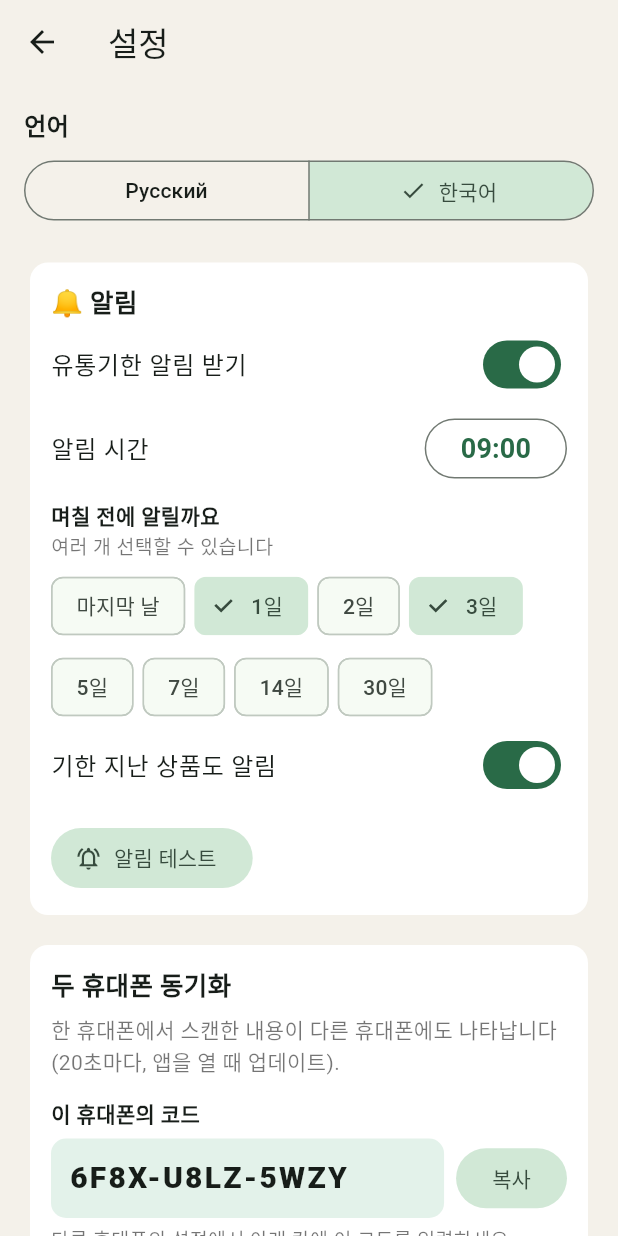
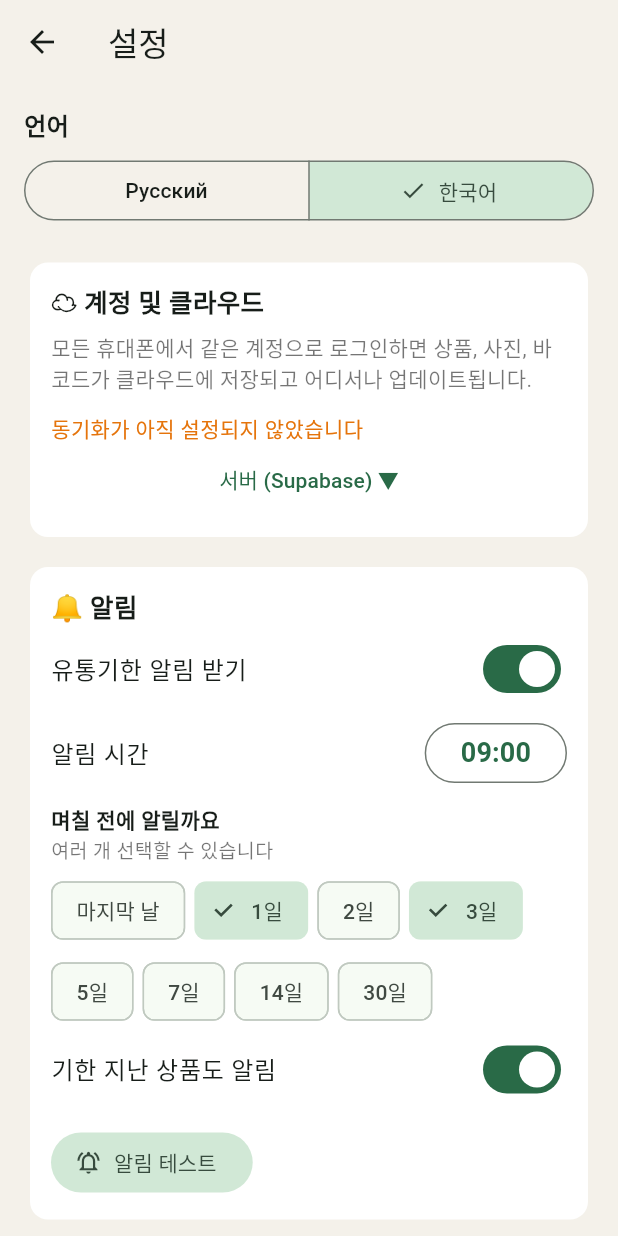
Before and after one commit to dl74284014-eng/srokomer, a Flutter app: the SettingsPage screen opened directly, after a tap on "한국어", on a phone screen of 412 x 824 dp. Run offline on Flutter 3.47's test engine with Material 3 defaults, Android fonts, the phone set to English and light mode, and no system bars; our stand-ins replace flutter_local_notifications, image_picker, share_plus, timezone; missing offline and left inert: excel, google_mlkit_text_recognition, mobile_scanner.

Commit message:
Аккаунты: регистрация и вход по почте, данные в облаке Supabase для всех телефонов
Co-Authored-By: Claude Opus 5.5 <noreply@anthropic.com>
Claude-Session: https://claude.ai/code/session_01HyoCSdhvTXgCMhVqQdiCeE

```diff
--- a/lib/l10n.dart
+++ b/lib/l10n.dart
@@ -170,6 +170,21 @@ const _ru = <String, String>{
   'gemini_help': '1) Откройте aistudio.google.com и войдите через Google.\n2) Get API key → Create API key.\n3) Скопируйте ключ (AIza…) сюда.\nБез ключа работает встроенное распознавание — оно менее точное.',
   'refining': 'Уточняю через Gemini… можно не ждать',
   'refined': '✓ Готово',
+  'acc_title': 'Аккаунт и облако',
+  'acc_text': 'Войдите в один аккаунт на всех телефонах — товары, фото и штрих-коды будут храниться в облаке и обновляться везде.',
+  'acc_email': 'Почта (e-mail)',
+  'acc_pass': 'Пароль (минимум 6 символов)',
+  'acc_login': 'Войти',
+  'acc_register': 'Регистрация',
+  'acc_forgot': 'Забыли пароль?',
+  'acc_reset_sent': 'Письмо для смены пароля отправлено на почту',
+  'acc_other_phones': 'На другом телефоне войдите в этот же аккаунт — данные появятся автоматически.',
+  'acc_logout': 'Выйти',
+  'acc_logout_q': 'Выйти из аккаунта?',
+  'acc_logout_sub': 'Товары останутся на этом телефоне, но перестанут обновляться с облаком.',
+  'auth_bad_input': 'Введите почту и пароль (минимум 6 символов)',
+  'auth_confirm': 'Подтвердите почту по ссылке из письма, затем нажмите «Войти»',
+  'acc_banner': 'Войдите в аккаунт, чтобы данные хранились в облаке и были на всех телефонах',
   'categories': 'Категории',
   'soon_title': 'Скоро заканчивается',
   'all_items': 'Все товары',
@@ -332,6 +347,21 @@ const _ko = <String, String>{
   'gemini_help': '1) aistudio.google.com 에서 Google 로그인\n2) Get API key → Create API key\n3) 키(AIza…)를 여기에 붙여넣기\n키가 없으면 기본 인식을 사용합니다 (정확도 낮음).',
   'refining': 'Gemini로 확인 중… 기다리지 않아도 됩니다',
   'refined': '✓ 완료',
+  'acc_title': '계정 및 클라우드',
+  'acc_text': '모든 휴대폰에서 같은 계정으로 로그인하면 상품, 사진, 바코드가 클라우드에 저장되고 어디서나 업데이트됩니다.',
+  'acc_email': '이메일',
+  'acc_pass': '비밀번호 (6자 이상)',
+  'acc_login': '로그인',
+  'acc_register': '회원가입',
+  'acc_forgot': '비밀번호를 잊으셨나요?',
+  'acc_reset_sent': '비밀번호 변경 메일을 보냈습니다',
+  'acc_other_phones': '다른 휴대폰에서 같은 계정으로 로그인하면 데이터가 자동으로 나타납니다.',
+  'acc_logout': '로그아웃',
+  'acc_logout_q': '로그아웃할까요?',
+  'acc_logout_sub': '상품은 이 휴대폰에 남지만 클라우드와 더 이상 동기화되지 않습니다.',
+  'auth_bad_input': '이메일과 비밀번호(6자 이상)를 입력하세요',
+  'auth_confirm': '메일의 링크로 이메일을 인증한 뒤 「로그인」을 누르세요',
+  'acc_banner': '로그인하면 데이터가 클라우드에 저장되고 모든 휴대폰에서 보입니다',
   'categories': '분류',
   'soon_title': '곧 만료',
   'all_items': '전체 상품',
--- a/lib/main.dart
+++ b/lib/main.dart
@@ -10,6 +10,7 @@ import 'models.dart';
 import 'notify.dart';
 import 'scanner_page.dart';
 import 'settings_page.dart';
+import 'auth.dart';
 import 'store.dart';
 import 'sync.dart';
 import 'widgets.dart';
@@ -64,7 +65,8 @@ class _HomePageState extends State<HomePage> with WidgetsBindingObserver {
   void initState() {
     super.initState();
     WidgetsBinding.instance.addObserver(this);
-    store.addListener(_onStore); // смена языка и данных — перерисовать весь экран (шапку и кнопки тоже)
+    store.addListener(_onStore);
+    auth.addListener(_onStore); // смена языка и данных — перерисовать весь экран (шапку и кнопки тоже)
     syncer.syncNow();
     syncer.startPeriodic();
     if (notifier.on) notifier.requestPermission();
@@ -74,6 +76,7 @@ class _HomePageState extends State<HomePage> with WidgetsBindingObserver {
   void dispose() {
     WidgetsBinding.instance.removeObserver(this);
     store.removeListener(_onStore);
+    auth.removeListener(_onStore);
     syncer.stopPeriodic();
     super.dispose();
   }
@@ -269,6 +272,27 @@ class _HomePageState extends State<HomePage> with WidgetsBindingObserver {
       physics: const AlwaysScrollableScrollPhysics(),
       padding: const EdgeInsets.fromLTRB(14, 4, 14, 20),
       children: [
+        if (auth.configured && !auth.loggedIn)
+          Padding(
+            padding: const EdgeInsets.only(bottom: 10),
+            child: Material(
+              color: const Color(0xFFFFF0E0),
+              borderRadius: BorderRadius.circular(14),
+              child: InkWell(
+                borderRadius: BorderRadius.circular(14),
+                onTap: () => _open(const SettingsPage()),
+                child: Padding(
+                  padding: const EdgeInsets.all(12),
+                  child: Row(children: [
+                    const Text('☁️', style: TextStyle(fontSize: 22)),
+                    const SizedBox(width: 10),
+                    Expanded(child: Text(t('acc_banner'), style: const TextStyle(fontSize: 14))),
+                    const Icon(Icons.chevron_right),
+                  ]),
+                ),
+              ),
+            ),
+          ),
         // ---- светофор сроков ----
         Row(children: [
           _stat(red, t('expired'), Urg.red, () => _open(ListPage(urg: Urg.red, title: t('expired_list')))),
--- a/lib/settings_page.dart
+++ b/lib/settings_page.dart
@@ -6,6 +6,7 @@ import 'gemini.dart';
 import 'lookup.dart';
 import 'models.dart';
 import 'notify.dart';
+import 'auth.dart';
 import 'store.dart';
 import 'sync.dart';
 
@@ -38,6 +39,8 @@ class _SettingsPageState extends State<SettingsPage> {
     gem.dispose();
     supaKey.dispose();
     joinCode.dispose();
+    email.dispose();
+    pass.dispose();
     super.dispose();
   }
 
@@ -126,98 +129,52 @@ class _SettingsPageState extends State<SettingsPage> {
     );
   }
 
+  final TextEditingController email = TextEditingController();
+  final TextEditingController pass = TextEditingController();
+  bool authBusy = false;
+  String? authMsg;
+
+  Future<void> _doAuth(bool register) async {
+    final e = email.text.trim(), p = pass.text;
+    if (!e.contains('@') || p.length < 6) {
+      setState(() => authMsg = '❌ ${t('auth_bad_input')}');
+      return;
+    }
+    setState(() {
+      authBusy = true;
+      authMsg = null;
+    });
+    final err = register ? await auth.signUp(e, p) : await auth.signIn(e, p);
+    if (!mounted) return;
+    setState(() {
+      authBusy = false;
+      authMsg = err == null ? null : (err == 'confirm' ? t('auth_confirm') : '❌ $err');
+    });
+    if (err == null) {
+      pass.clear();
+      syncer.afterLogin();
+    }
+  }
+
   Widget _syncBlock() {
     return ListenableBuilder(
-      listenable: syncer,
+      listenable: Listenable.merge([syncer, auth]),
       builder: (context, _) {
-        String st;
-        Color col = Colors.black54;
-        if (!syncer.enabled) {
-          st = t('sync_off');
-          col = const Color(0xFFE5740B);
-        } else if (syncer.running) {
-          st = '⟳ …';
-        } else if (syncer.error != null) {
-          st = '❌ ${syncer.error}';
-          col = const Color(0xFFD6363B);
-        } else if (syncer.lastOk != null) {
-          final d = syncer.lastOk!;
-          st = '✓ ${t('sync_ok')} ${d.hour.toString().padLeft(2, '0')}:${d.minute.toString().padLeft(2, '0')}:${d.second.toString().padLeft(2, '0')}';
-          col = const Color(0xFF2A8A57);
-        } else {
-          st = '';
-        }
-        return Card(
+        final card = (List<Widget> children) => Card(
               elevation: 0,
               color: Colors.white,
               child: Padding(
                 padding: const EdgeInsets.all(14),
-            child: Column(crossAxisAlignment: CrossAxisAlignment.stretch, children: [
-              Text(t('sync_title'), style: const TextStyle(fontWeight: FontWeight.w800, fontSize: 17)),
+                child: Column(crossAxisAlignment: CrossAxisAlignment.stretch, children: children),
+              ),
+            );
+        final head = [
+          Text('☁️ ${t('acc_title')}', style: const TextStyle(fontWeight: FontWeight.w800, fontSize: 17)),
           const SizedBox(height: 6),
-              Text(t('sync_text'), style: const TextStyle(color: Colors.black54, height: 1.4)),
-              const SizedBox(height: 14),
-              Text(t('sync_code'), style: const TextStyle(fontWeight: FontWeight.w600)),
-              const SizedBox(height: 6),
-              Row(children: [
-                Expanded(
-                  child: Container(
-                    padding: const EdgeInsets.symmetric(vertical: 12, horizontal: 12),
-                    decoration: BoxDecoration(color: const Color(0xFFE3F2EA), borderRadius: BorderRadius.circular(10)),
-                    child: SelectableText(store.syncSpace,
-                        style: const TextStyle(fontSize: 20, fontWeight: FontWeight.w800, letterSpacing: 1.5)),
-                  ),
-                ),
-                const SizedBox(width: 8),
-                FilledButton.tonal(
-                  onPressed: () {
-                    Clipboard.setData(ClipboardData(text: store.syncSpace));
-                    ScaffoldMessenger.of(context).showSnackBar(SnackBar(content: Text(t('copied'))));
-                  },
-                  child: Text(t('copy')),
-                ),
-              ]),
-              const SizedBox(height: 4),
-              Text(t('sync_code_help'), style: const TextStyle(color: Colors.black54, fontSize: 13)),
-              const SizedBox(height: 14),
-              Text(t('sync_join'), style: const TextStyle(fontWeight: FontWeight.w600)),
-              const SizedBox(height: 6),
-              Row(children: [
-                Expanded(
-                  child: TextField(
-                    controller: joinCode,
-                    textCapitalization: TextCapitalization.characters,
-                    decoration: const InputDecoration(hintText: 'XXXX-XXXX-XXXX', border: OutlineInputBorder(), isDense: true),
-                  ),
-                ),
-                const SizedBox(width: 8),
-                FilledButton(
-                  onPressed: () async {
-                    final c = joinCode.text.trim();
-                    if (c.length < 6) return;
-                    await syncer.joinSpace(c);
-                    joinCode.clear();
-                    if (!mounted) return;
-                    setState(() {});
-                    ScaffoldMessenger.of(this.context).showSnackBar(SnackBar(content: Text(t('sync_joined'))));
-                  },
-                  child: Text(t('sync_join_btn')),
-                ),
-              ]),
-              const SizedBox(height: 14),
-              Row(children: [
-                FilledButton.tonalIcon(
-                  onPressed: syncer.running || !syncer.enabled ? null : syncer.syncNow,
-                  icon: const Icon(Icons.sync),
-                  label: Text(t('sync_now')),
-                ),
-              ]),
-              if (st.isNotEmpty)
-                Padding(
-                  padding: const EdgeInsets.only(top: 8),
-                  child: Text(st, style: TextStyle(color: col, fontWeight: FontWeight.w600)),
-                ),
-              const SizedBox(height: 6),
+          Text(t('acc_text'), style: const TextStyle(color: Colors.black54, height: 1.4)),
+          const SizedBox(height: 12),
+        ];
+        final server = <Widget>[
           TextButton(
             onPressed: () => setState(() => showServer = !showServer),
             child: Text('${t('sync_server')} ${showServer ? '▲' : '▼'}'),
@@ -236,24 +193,121 @@ class _SettingsPageState extends State<SettingsPage> {
               decoration: const InputDecoration(labelText: 'anon / publishable key', border: OutlineInputBorder(), isDense: true),
               onChanged: (v) => store.setSetting('supaKey', v.trim()),
             ),
+          ],
+        ];
+
+        if (!auth.configured) {
+          return card([...head, Text(t('sync_off'), style: const TextStyle(color: Color(0xFFE5740B))), ...server]);
+        }
+
+        if (!auth.loggedIn) {
+          return card([
+            ...head,
+            TextField(
+              controller: email,
+              keyboardType: TextInputType.emailAddress,
+              autocorrect: false,
+              decoration: InputDecoration(labelText: t('acc_email'), border: const OutlineInputBorder(), isDense: true),
+            ),
             const SizedBox(height: 8),
+            TextField(
+              controller: pass,
+              obscureText: true,
+              decoration: InputDecoration(labelText: t('acc_pass'), border: const OutlineInputBorder(), isDense: true),
+            ),
+            const SizedBox(height: 10),
             Row(children: [
-                  FilledButton.tonal(
+              Expanded(
+                child: FilledButton(
+                  onPressed: authBusy ? null : () => _doAuth(false),
+                  child: Text(t('acc_login')),
+                ),
+              ),
+              const SizedBox(width: 8),
+              Expanded(
+                child: OutlinedButton(
+                  onPressed: authBusy ? null : () => _doAuth(true),
+                  child: Text(t('acc_register')),
+                ),
+              ),
+            ]),
+            TextButton(
+              onPressed: authBusy
+                  ? null
+                  : () async {
+                      final e = email.text.trim();
+                      if (!e.contains('@')) {
+                        setState(() => authMsg = '❌ ${t('auth_bad_input')}');
+                        return;
+                      }
+                      final err = await auth.resetPassword(e);
+                      if (!mounted) return;
+                      setState(() => authMsg = err == null ? t('acc_reset_sent') : '❌ $err');
+                    },
+              child: Text(t('acc_forgot')),
+            ),
+            if (authBusy) const LinearProgressIndicator(),
+            if (authMsg != null) Text(authMsg!, style: TextStyle(color: authMsg!.startsWith('❌') ? const Color(0xFFD6363B) : const Color(0xFF2A8A57))),
+            ...server,
+          ]);
+        }
+
+        String st;
+        Color col = Colors.black54;
+        if (syncer.running) {
+          st = '⟳ …';
+        } else if (syncer.error != null) {
+          st = '❌ ${syncer.error}';
+          col = const Color(0xFFD6363B);
+        } else if (syncer.lastOk != null) {
+          final d = syncer.lastOk!;
+          st = '✓ ${t('sync_ok')} ${d.hour.toString().padLeft(2, '0')}:${d.minute.toString().padLeft(2, '0')}:${d.second.toString().padLeft(2, '0')}';
+          col = const Color(0xFF2A8A57);
+        } else {
+          st = '';
+        }
+        return card([
+          ...head,
+          Row(children: [
+            const CircleAvatar(child: Icon(Icons.person)),
+            const SizedBox(width: 10),
+            Expanded(child: Text(auth.email, style: const TextStyle(fontWeight: FontWeight.w700, fontSize: 16))),
+          ]),
+          const SizedBox(height: 10),
+          Text(t('acc_other_phones'), style: const TextStyle(color: Colors.black54, fontSize: 13)),
+          const SizedBox(height: 10),
+          Row(children: [
+            FilledButton.tonalIcon(
+              onPressed: syncer.running ? null : syncer.syncNow,
+              icon: const Icon(Icons.sync),
+              label: Text(t('sync_now')),
+            ),
+            const Spacer(),
+            TextButton(
               onPressed: () async {
-                      final e = await syncer.test();
-                      if (!mounted) return;
-                      setState(() => syncTest = e == null ? t('key_ok') : '❌ $e');
-                      if (e == null) syncer.syncNow();
-                    },
-                    child: Text(t('check')),
-                  ),
-                  const SizedBox(width: 10),
-                  if (syncTest != null) Expanded(child: Text(syncTest!)),
-                ]),
+                final ok = await showDialog<bool>(
+                  context: context,
+                  builder: (ctx) => AlertDialog(
+                    title: Text(t('acc_logout_q')),
+                    content: Text(t('acc_logout_sub')),
+                    actions: [
+                      TextButton(onPressed: () => Navigator.pop(ctx, false), child: Text(t('cancel'))),
+                      FilledButton(onPressed: () => Navigator.pop(ctx, true), child: Text(t('acc_logout'))),
                     ],
-            ]),
                   ),
                 );
+                if (ok == true) await auth.signOut();
+              },
+              child: Text(t('acc_logout')),
+            ),
+          ]),
+          if (st.isNotEmpty)
+            Padding(
+              padding: const EdgeInsets.only(top: 8),
+              child: Text(st, style: TextStyle(color: col, fontWeight: FontWeight.w600)),
+            ),
+          ...server,
+        ]);
       },
     );
   }
@@ -358,9 +412,9 @@ class _SettingsPageState extends State<SettingsPage> {
             },
           ),
           const SizedBox(height: 20),
+          _syncBlock(),
+          const SizedBox(height: 12),
           _notifBlock(),
-          const SizedBox(height: 12),
-          _syncBlock(),
           const SizedBox(height: 24),
           Text(t('db_title'), style: const TextStyle(fontWeight: FontWeight.w700, fontSize: 16)),
           const SizedBox(height: 6),
```
Also changed, not shown: lib/auth.dart (added, +123 -0 lines), lib/sync.dart (+28 -21 lines). Lines whose indentation alone changed are shown as unchanged.
